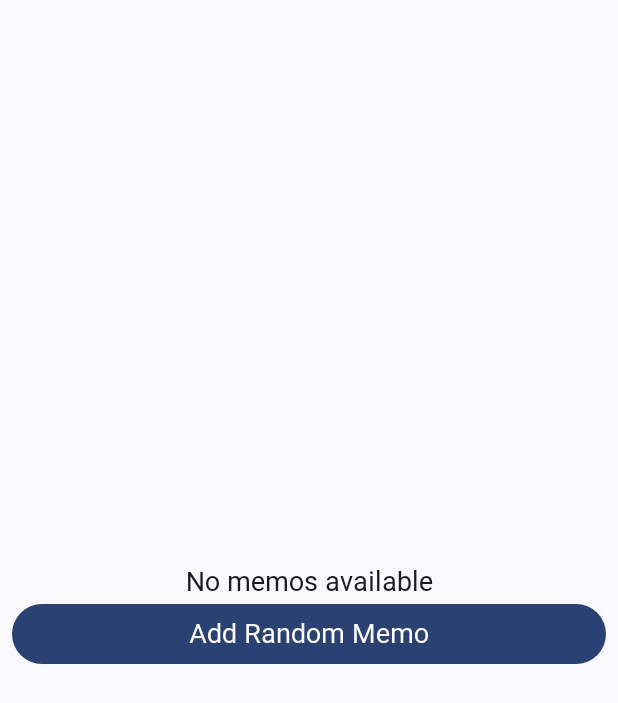
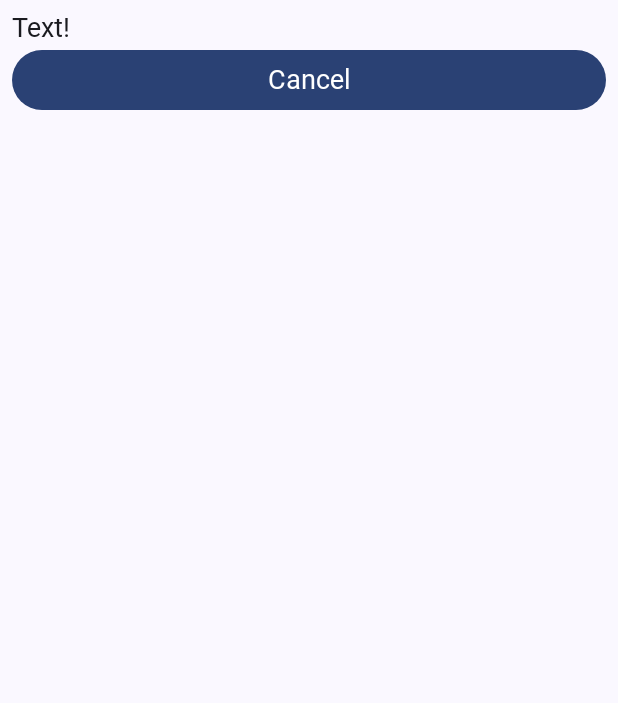
Before and after one commit to Chaebin-Park/Memo, an Android app built with Jetpack Compose: the screen it shows after launch (MainActivity), after a tap on "Add Random Memo", on a phone screen of 412 x 824 dp. Shown: the top 703 px of the screen. Run offline under Robolectric (Android 15) with nearby library versions, the phone set to English and light mode, and no system bars; our stand-ins replace Dagger/Hilt's generated code, Room's generated code; Roboto replaces fonts that are not available here.

```diff
--- a/data/memo/src/main/java/com/cbpark/memo/viewmodel/MemoViewModel.kt
+++ b/data/memo/src/main/java/com/cbpark/memo/viewmodel/MemoViewModel.kt
@@ -21,8 +21,20 @@ class MemoViewModel @Inject constructor(
       is MainContract.MemoUiEvent.DeleteMemo -> deleteMemo(memo = event.memo)
       MainContract.MemoUiEvent.FetchMemo -> fetchMemos()
       is MainContract.MemoUiEvent.UpdateMemo -> updateMemo(memo = event.memo)
-      is MainContract.MemoUiEvent.ReWrite -> TODO()
-      MainContract.MemoUiEvent.Write -> TODO()
+      is MainContract.MemoUiEvent.ReWrite -> rewrite(memo = event.memo)
+      MainContract.MemoUiEvent.Write -> write()
+    }
+  }
+
+  private fun rewrite(memo: Memo) {
+    viewModelScope.launch {
+      setState { MainContract.MemoUiState.Write(memo) }
+    }
+  }
+
+  private fun write() {
+    viewModelScope.launch {
+      setState { MainContract.MemoUiState.Write(null) }
     }
   }
 
--- a/ui/src/main/java/com/cbpark/ui/memo/MemoPage.kt
+++ b/ui/src/main/java/com/cbpark/ui/memo/MemoPage.kt
@@ -1,5 +1,6 @@
 package com.cbpark.ui.memo
 
+import android.widget.Button
 import android.widget.Toast
 import androidx.compose.foundation.layout.Arrangement
 import androidx.compose.foundation.layout.Box
@@ -55,17 +56,21 @@ fun MemoPage(
     when (uiState) {
       is MainContract.MemoUiState.Content -> {
         val memos = (uiState as MainContract.MemoUiState.Content).memos
-        if (memos.isEmpty()) Text(text = "No memos available")
-        else MemoListUi(memos)
 
-        Button(
-          onClick = {
+        Column {
+          Button(
+            onClick = {
 //            val randomMemo = Memo(id = 0, title = "New Memo ${(0..100).random()}", content = "Content")
 //            memoViewModel.setEvent(MainContract.MemoUiEvent.AddMemo(randomMemo))
-          },
-          modifier = Modifier.fillMaxWidth()
-        ) {
-          Text("Add Random Memo")
+              memoViewModel.setEvent(MainContract.MemoUiEvent.Write)
+            },
+            modifier = Modifier.fillMaxWidth()
+          ) {
+            Text(text = "Add Random Memo")
+          }
+
+          if (memos.isEmpty()) Text(text = "No memos available")
+          else MemoListUi(memos)
         }
       }
       is MainContract.MemoUiState.Error -> {
@@ -76,7 +81,21 @@ fun MemoPage(
         memoViewModel.setEvent(MainContract.MemoUiEvent.FetchMemo)
       }
 
-      is MainContract.MemoUiState.Write -> TODO()
+      is MainContract.MemoUiState.Write -> {
+        Column(
+          modifier = Modifier.fillMaxSize()
+        ) {
+          Text(text = "Text!")
+          Button(
+            onClick = {
+              memoViewModel.setEvent(MainContract.MemoUiEvent.FetchMemo)
+            },
+            modifier = Modifier.fillMaxWidth()
+          ) {
+            Text(text = "Cancel")
+          }
+        }
+      }
     }
   }
 }
```
